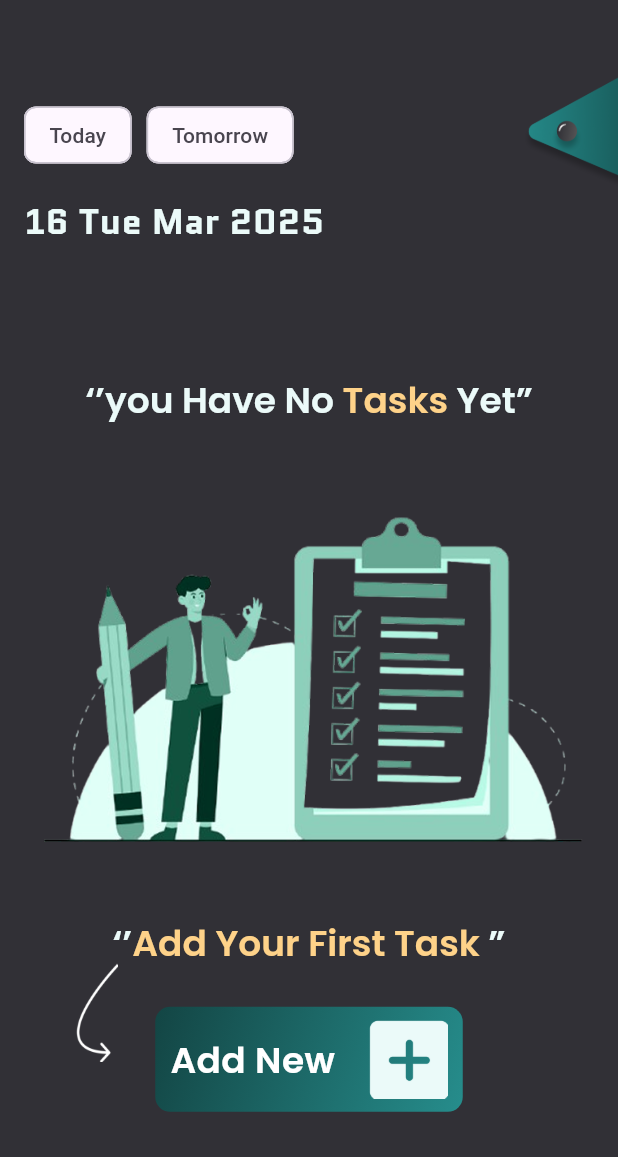
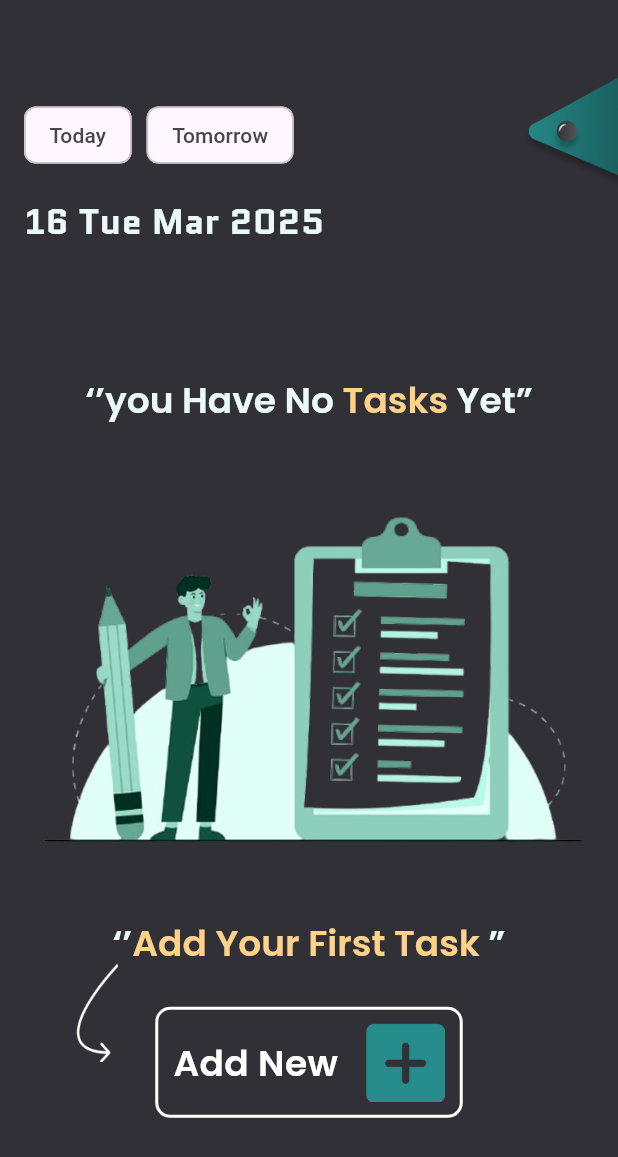
Before and after one commit to mohamedrifa/TuDu, a Flutter app: the TaskScreen screen opened directly, after a tap on "Add New", on a phone screen of 412 x 824 dp. Shown: the top 1157 px of the screen. Run offline on Flutter 3.47's test engine with Material 3 defaults, Android fonts, the phone set to English and light mode, and no system bars.

Commit message:
10/06/2025
.

```diff
--- a/lib/screens/onboarding_screen.dart
+++ b/lib/screens/onboarding_screen.dart
@@ -30,36 +30,36 @@ class _OnboardingScreenState extends State<OnboardingScreen> {
   void initState() {
     super.initState();
     // Trigger size animation after 3 seconds
-    // Future.delayed(const Duration(seconds: 3), () {
-    //   setState(() {
-    //     leftOffset = -403;
+    Future.delayed(const Duration(seconds: 3), () {
+      setState(() {
+        leftOffset = -403;
 
-    //     greenWidth = 337.6;
-    //     greenHeight = 41.82;
-    //     greenLeft = 56 - 187.36;
-    //     greenBottom = 36 - 151.14;
+        greenWidth = 337.6;
+        greenHeight = 41.82;
+        greenLeft = 56 - 187.36;
+        greenBottom = 36 - 151.14;
 
-    //     yellowWidth = 19.5;
-    //     yellowHeight = 593.67;
-    //     yellowRight = 27 - 324.99;
-    //     yellowBottom = 26 - 115.04;
+        yellowWidth = 19.5;
+        yellowHeight = 593.67;
+        yellowRight = 27 - 324.99;
+        yellowBottom = 26 - 115.04;
 
-    //     darkWidth = 1223.27;
-    //     darkHeight = 1360.32;
-    //     darkTop = 62 - 410.07;
-    //     darkRight = 15 - 482.61;
-    //   });
-    // });
+        darkWidth = 1223.27;
+        darkHeight = 1360.32;
+        darkTop = 62 - 410.07;
+        darkRight = 15 - 482.61;
+      });
+    });
     // Navigate to HomeScreen after animation
-    // Future.delayed(const Duration(seconds: 4), () {
-    //   Navigator.of(context).pushReplacement(PageRouteBuilder(
-    //     transitionDuration: const Duration(milliseconds: 1500),
-    //     pageBuilder: (_, __, ___) => TaskScreen(),
-    //     transitionsBuilder: (_, animation, __, child) {
-    //       return FadeTransition(opacity: animation, child: child);
-    //     },
-    //   ));
-    // });
+    Future.delayed(const Duration(seconds: 4), () {
+      Navigator.of(context).pushReplacement(PageRouteBuilder(
+        transitionDuration: const Duration(milliseconds: 1500),
+        pageBuilder: (_, __, ___) => TaskScreen(),
+        transitionsBuilder: (_, animation, __, child) {
+          return FadeTransition(opacity: animation, child: child);
+        },
+      ));
+    });
 
 
   }
--- a/lib/screens/task_screen.dart
+++ b/lib/screens/task_screen.dart
@@ -56,7 +56,50 @@ class TaskScreen extends StatelessWidget {
                 ),
                 // Dynamic Task Cards
                 tasks.isEmpty ?
-                Center(
+                _emptyTaskWidget()
+                :
+                Expanded(
+                  child: ListView.builder(
+                    padding: const EdgeInsets.all(16.0),
+                    itemCount: tasks.length,
+                    itemBuilder: (context, index) {
+                      final task = tasks[index];
+                      return TaskCard(
+                        title: task.title,
+                        time: task.time,
+                        tags: task.tags,
+                        index: index,
+                      );
+                    },
+                  ),
+                ),
+                // Add New Button
+                tasks.isNotEmpty ?
+                Padding(
+                  padding: const EdgeInsets.all(16.0),
+                  child: ElevatedButton.icon(
+                    onPressed: () {
+                      // Add new task logic
+                    },
+                    icon: Icon(Icons.add),
+                    label: Text("Add New"),
+                    style: ElevatedButton.styleFrom(
+                      backgroundColor: Color(0xFF1FD1A3),
+                      foregroundColor: Colors.black,
+                      minimumSize: Size(double.infinity, 50),
+                    ),
+                  ),
+                ) : SizedBox.shrink(),
+              ],
+            )
+          ],
+        ),
+      ),
+    );
+  }
+
+  Widget _emptyTaskWidget() {
+    return Center(
                   child: Column(
                     children: [
                       Container(
@@ -158,10 +201,10 @@ class TaskScreen extends StatelessWidget {
                                     width: 205.0,
                                     padding: EdgeInsets.symmetric(horizontal: 10.0, vertical: 8.75),
                                     decoration: BoxDecoration(
-                                      gradient: LinearGradient(
-                                        colors: [Color(0xFF134544), Color(0xFF268D8C)],
-                                        begin: Alignment.topLeft,
-                                        end: Alignment.bottomRight,
+                                      color: Color.fromARGB(0, 31, 209, 162),
+                                      border: Border.all(
+                                        color: Colors.white,
+                                        width: 2.0,
                                       ),
                                       borderRadius: BorderRadius.circular(10.0),
                                     ),
@@ -207,44 +250,6 @@ class TaskScreen extends StatelessWidget {
                     ],
                   ),
                 )
-                :
-                Expanded(
-                  child: ListView.builder(
-                    padding: const EdgeInsets.all(16.0),
-                    itemCount: tasks.length,
-                    itemBuilder: (context, index) {
-                      final task = tasks[index];
-                      return TaskCard(
-                        title: task.title,
-                        time: task.time,
-                        tags: task.tags,
-                        index: index,
-                      );
-                    },
-                  ),
-                ),
-                // Add New Button
-                tasks.isNotEmpty ?
-                Padding(
-                  padding: const EdgeInsets.all(16.0),
-                  child: ElevatedButton.icon(
-                    onPressed: () {
-                      // Add new task logic
-                    },
-                    icon: Icon(Icons.add),
-                    label: Text("Add New"),
-                    style: ElevatedButton.styleFrom(
-                      backgroundColor: Color(0xFF1FD1A3),
-                      foregroundColor: Colors.black,
-                      minimumSize: Size(double.infinity, 50),
-                    ),
-                  ),
-                ) : SizedBox.shrink(),
-              ],
-            )
-          ],
-        ),
-      ),
-    );
+  ;
   }
 }
```
Also changed, not shown: assets/addTaskPlus.png.
